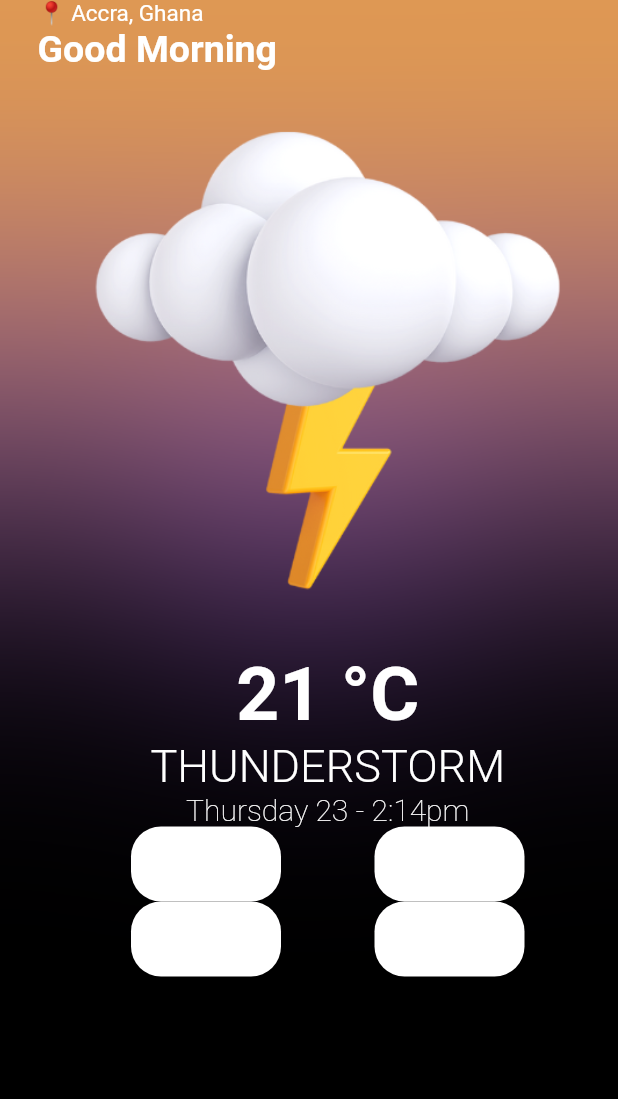
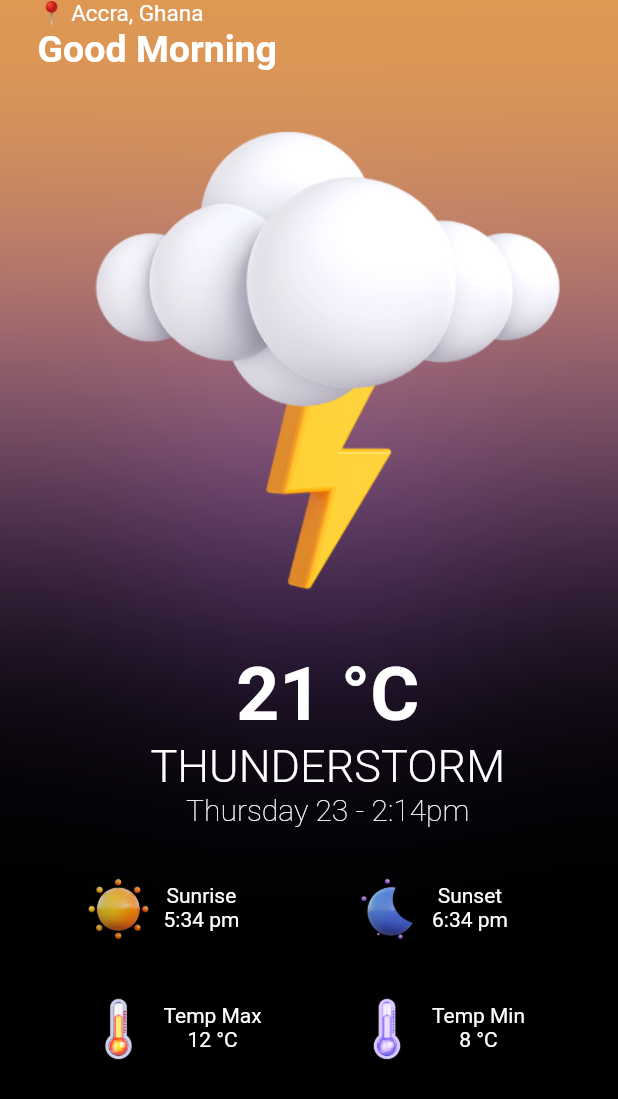
Before and after one commit to zezecodes/weather, a Flutter app: the screen it shows after launch, on a phone screen of 412 x 824 dp. Shown: the top 1099 px of the screen. Run offline on Flutter 3.47's test engine with Material 2 defaults, Android fonts, the phone set to English and light mode, and no system bars; our stand-ins replace bloc, equatable.

```diff
--- a/lib/features/homepage/presentation/pages/home.dart
+++ b/lib/features/homepage/presentation/pages/home.dart
@@ -3,6 +3,7 @@ import 'dart:ui';
 import 'package:flutter/material.dart';
 
 import '../../../../core/data/images.dart';
+import '../widgets/forecast_container.dart';
 
 class Homepage extends StatefulWidget {
   const Homepage({super.key});
@@ -92,42 +93,35 @@ class _HomepageState extends State<Homepage> {
                             ],
                           ),
                         ),
-                        Row(
+                        const Padding(
+                          padding: EdgeInsets.only(top: 30, bottom: 30),
+                          child: Row(
                             mainAxisAlignment: MainAxisAlignment.spaceEvenly,
                             children: [
-                            Container(
-                              width: 100,
-                              height: 50,
-                              decoration: BoxDecoration(
-                                  borderRadius: BorderRadius.circular(20),
-                                  color: Colors.white),
+                              ForecastContainer(
+                                time: '5:34 pm',
+                                weather: 'Sunrise',
+                                image: Images.sunny,
                               ),
-                            Container(
-                              width: 100,
-                              height: 50,
-                              decoration: BoxDecoration(
-                                  borderRadius: BorderRadius.circular(20),
-                                  color: Colors.white),
+                              ForecastContainer(
+                                time: '6:34 pm',
+                                weather: 'Sunset',
+                                image: Images.night,
                               )
                             ],
                           ),
-                        Row(
+                        ),
+                        const Row(
                           mainAxisAlignment: MainAxisAlignment.spaceEvenly,
                           children: [
-                            Container(
-                              width: 100,
-                              height: 50,
-                              decoration: BoxDecoration(
-                                  borderRadius: BorderRadius.circular(20),
-                                  color: Colors.white),
-                            ),
-                            Container(
-                              width: 100,
-                              height: 50,
-                              decoration: BoxDecoration(
-                                  borderRadius: BorderRadius.circular(20),
-                                  color: Colors.white),
-                            )
+                            ForecastContainer(
+                                time: '12 °C',
+                                weather: 'Temp Max',
+                                image: Images.hotTemperature),
+                            ForecastContainer(
+                                time: '8 °C',
+                                weather: 'Temp Min',
+                                image: Images.coolTemperature)
                           ],
                         )
                       ],
--- /dev/null
+++ b/lib/features/homepage/presentation/widgets/forecast_container.dart
@@ -0,0 +1,40 @@
+import 'package:flutter/material.dart';
+
+class ForecastContainer extends StatelessWidget {
+  final String time;
+  final String weather;
+  final String image;
+  const ForecastContainer({
+    super.key,
+    required this.time,
+    required this.weather,
+    required this.image,
+  });
+
+  @override
+  Widget build(BuildContext context) {
+    return Container(
+      width: 150,
+      height: 50,
+      decoration: BoxDecoration(
+          borderRadius: BorderRadius.circular(20), color: Colors.transparent),
+      child: Row(
+        children: [
+          Image.asset(image),
+          Padding(
+            padding: const EdgeInsets.only(top: 8.0, left: 5),
+            child: Column(
+              children: [
+                Text(
+                  weather,
+                  style: const TextStyle(color: Colors.white),
+                ),
+                Text(time, style: const TextStyle(color: Colors.white))
+              ],
+            ),
+          )
+        ],
+      ),
+    );
+  }
+}
```
Lines whose indentation alone changed are shown as unchanged.
